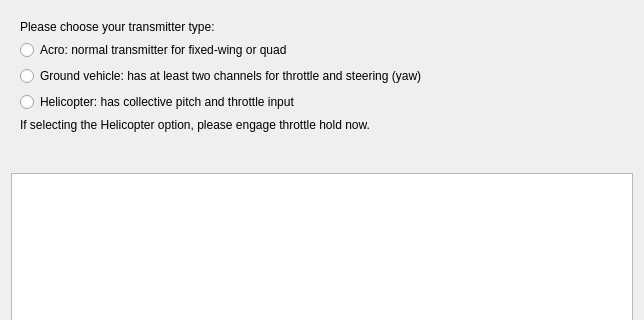
This is ground/openpilotgcs/src/plugins/config/input_wizard.ui in openpilot/OpenPilot as Qt 5 draws it before an edit; both pictures show x 0 to 644 and y 0 to 320 of the 644 by 529 pixel window. The edited form follows.
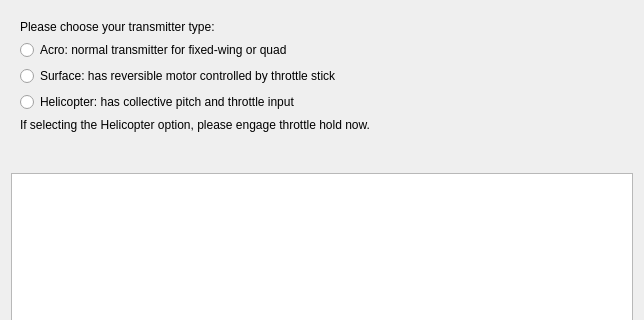
This is the edited form.

Commit message: OP-1781 I think it's almost done, ready for a thoroughly test and review

```diff
--- a/ground/openpilotgcs/src/plugins/config/input_wizard.ui
+++ b/ground/openpilotgcs/src/plugins/config/input_wizard.ui
@@ -67,7 +67,7 @@
        <item>
         <widget class="QRadioButton" name="typeGround">
          <property name="text">
-          <string>Ground vehicle: has at least two channels for throttle and steering (yaw)</string>
+          <string>Surface: has reversible motor controlled by throttle stick</string>
          </property>
         </widget>
        </item>
```
The commit also changes 2 other files.
